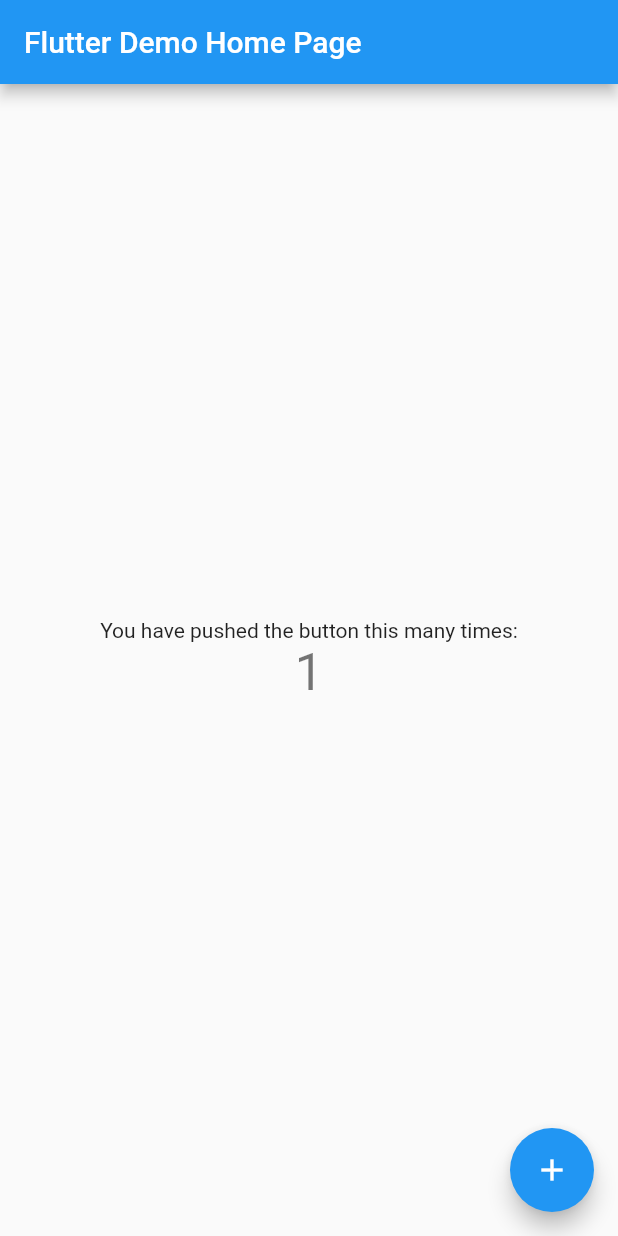
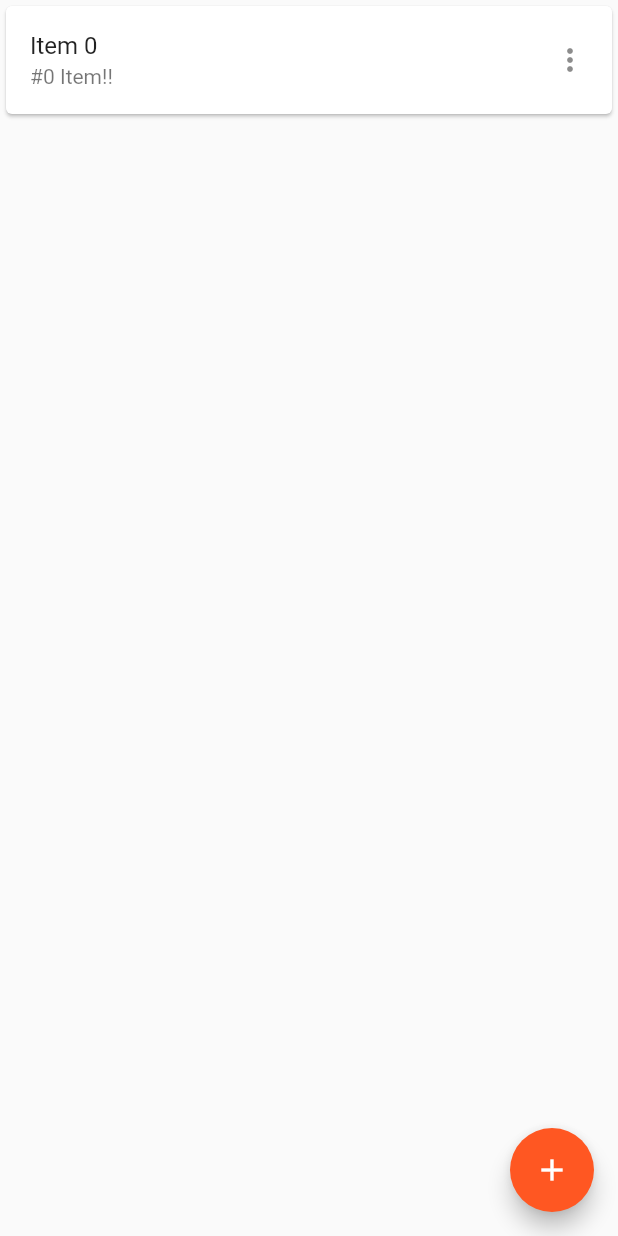
Before and after one commit to florbedo/dongbaek, a Flutter app: the screen it shows after launch, after a tap on the "add" icon, on a phone screen of 412 x 824 dp. Run offline on Flutter 3.47's test engine with Material 2 defaults, Android fonts, the phone set to English and light mode, and no system bars.

Commit message:
Remove counter and add ListView with card

```diff
--- a/lib/main.dart
+++ b/lib/main.dart
@@ -7,41 +7,19 @@ void main() {
 class MyApp extends StatelessWidget {
   const MyApp({Key? key}) : super(key: key);
 
-  // This widget is the root of your application.
   @override
   Widget build(BuildContext context) {
     return MaterialApp(
-      title: 'Flutter Demo',
       theme: ThemeData(
-        // This is the theme of your application.
-        //
-        // Try running your application with "flutter run". You'll see the
-        // application has a blue toolbar. Then, without quitting the app, try
-        // changing the primarySwatch below to Colors.green and then invoke
-        // "hot reload" (press "r" in the console where you ran "flutter run",
-        // or simply save your changes to "hot reload" in a Flutter IDE).
-        // Notice that the counter didn't reset back to zero; the application
-        // is not restarted.
-        primarySwatch: Colors.blue,
+        primarySwatch: Colors.deepOrange,
       ),
-      home: const MyHomePage(title: 'Flutter Demo Home Page'),
+      home: const MyHomePage(),
     );
   }
 }
 
 class MyHomePage extends StatefulWidget {
-  const MyHomePage({Key? key, required this.title}) : super(key: key);
-
-  // This widget is the home page of your application. It is stateful, meaning
-  // that it has a State object (defined below) that contains fields that affect
-  // how it looks.
-
-  // This class is the configuration for the state. It holds the values (in this
-  // case the title) provided by the parent (in this case the App widget) and
-  // used by the build method of the State. Fields in a Widget subclass are
-  // always marked "final".
-
-  final String title;
+  const MyHomePage({Key? key}) : super(key: key);
 
   @override
   State<MyHomePage> createState() => _MyHomePageState();
@@ -52,64 +30,25 @@ class _MyHomePageState extends State<MyHomePage> {
 
   void _incrementCounter() {
     setState(() {
-      // This call to setState tells the Flutter framework that something has
-      // changed in this State, which causes it to rerun the build method below
-      // so that the display can reflect the updated values. If we changed
-      // _counter without calling setState(), then the build method would not be
-      // called again, and so nothing would appear to happen.
       _counter++;
     });
   }
 
   @override
   Widget build(BuildContext context) {
-    // This method is rerun every time setState is called, for instance as done
-    // by the _incrementCounter method above.
-    //
-    // The Flutter framework has been optimized to make rerunning build methods
-    // fast, so that you can just rebuild anything that needs updating rather
-    // than having to individually change instances of widgets.
     return Scaffold(
-      appBar: AppBar(
-        // Here we take the value from the MyHomePage object that was created by
-        // the App.build method, and use it to set our appbar title.
-        title: Text(widget.title),
-      ),
-      body: Center(
-        // Center is a layout widget. It takes a single child and positions it
-        // in the middle of the parent.
-        child: Column(
-          // Column is also a layout widget. It takes a list of children and
-          // arranges them vertically. By default, it sizes itself to fit its
-          // children horizontally, and tries to be as tall as its parent.
-          //
-          // Invoke "debug painting" (press "p" in the console, choose the
-          // "Toggle Debug Paint" action from the Flutter Inspector in Android
-          // Studio, or the "Toggle Debug Paint" command in Visual Studio Code)
-          // to see the wireframe for each widget.
-          //
-          // Column has various properties to control how it sizes itself and
-          // how it positions its children. Here we use mainAxisAlignment to
-          // center the children vertically; the main axis here is the vertical
-          // axis because Columns are vertical (the cross axis would be
-          // horizontal).
-          mainAxisAlignment: MainAxisAlignment.center,
-          children: <Widget>[
-            const Text(
-              'You have pushed the button this many times:',
-            ),
-            Text(
-              '$_counter',
-              style: Theme.of(context).textTheme.headline4,
-            ),
-          ],
-        ),
-      ),
+      body: ListView.builder(
+          itemCount: _counter,
+          itemBuilder: (BuildContext context, int index) => Card(
+              child: ListTile(
+                  title: Text("Item $index"),
+                  subtitle: Text('#$index Item!!'),
+                  trailing: const Icon(Icons.more_vert)))),
       floatingActionButton: FloatingActionButton(
         onPressed: _incrementCounter,
-        tooltip: 'Increment',
+        tooltip: 'Add',
         child: const Icon(Icons.add),
-      ), // This trailing comma makes auto-formatting nicer for build methods.
+      ),
     );
   }
 }
```
